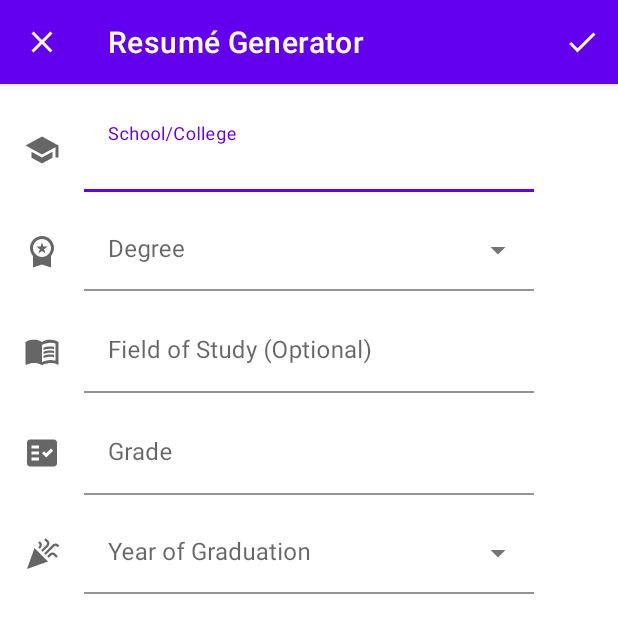
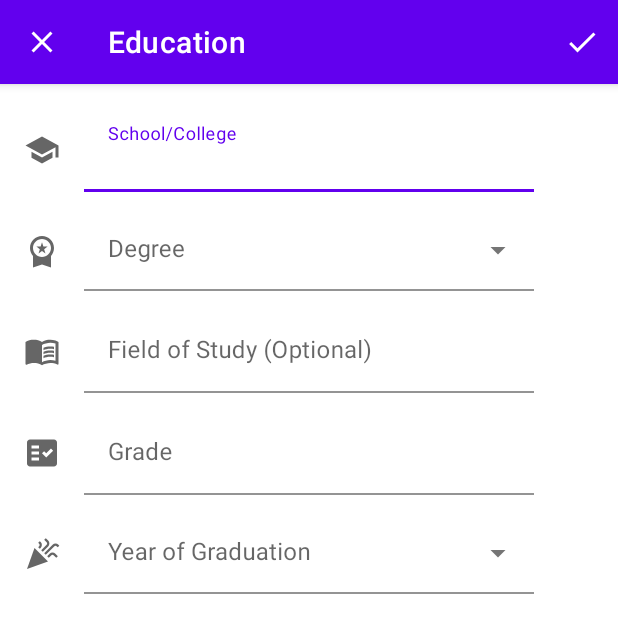
Before and after one commit to visutrb/resume-generator, an Android app: the EducationFormActivity screen opened directly, with no data from a screen before it, on a phone screen of 412 x 824 dp. Shown: the top 633 px of the screen. Run offline under Robolectric (Android 15) with nearby library versions, the phone set to English and light mode, and no system bars.

Commit message:
Add string resources for form menu

```diff
--- a/app/src/main/res/menu/menu_form.xml
+++ b/app/src/main/res/menu/menu_form.xml
@@ -4,6 +4,6 @@
     <item
         android:id="@+id/menu_form_save"
         android:icon="@drawable/ic_check_filled"
-        android:title="@string/education_form_menu_save"
+        android:title="@string/form_menu_save"
         app:showAsAction="always"/>
 </menu>
--- a/app/src/main/res/values/strings.xml
+++ b/app/src/main/res/values/strings.xml
@@ -1,9 +1,14 @@
 <resources>
     <string name="app_name">Resumé Generator</string>
+
+    <string name="error_required">Required</string>
+
+    <string name="form_menu_save">Save</string>
 
     <string name="resume_list_create_resume">Create Resumé</string>
     <string name="resume_list_no_resume">No Resumé</string>
 
+    <string name="resume_form_title">Resumé</string>
     <string name="resume_form_first_name">First Name</string>
     <string name="resume_form_last_name">Last Name</string>
     <string name="resume_form_mobile_number">Mobile Number</string>
@@ -21,6 +26,7 @@
     <string name="resume_form_add">Add</string>
     <string name="resume_form_work_experiences">Work Experiences</string>
 
+    <string name="education_form_title">Education</string>
     <string name="education_form_school_or_college">School/College</string>
     <string name="education_form_degree">Degree</string>
     <string name="education_form_fos">Field of Study (Optional)</string>
```
